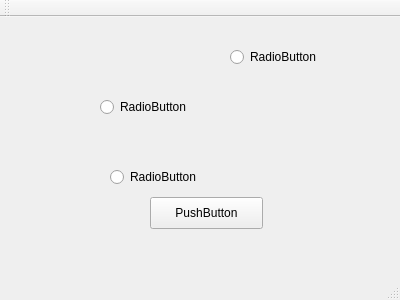
Qt form ui/mainwindow.ui (supojen/CS1C_Project) before a commit.
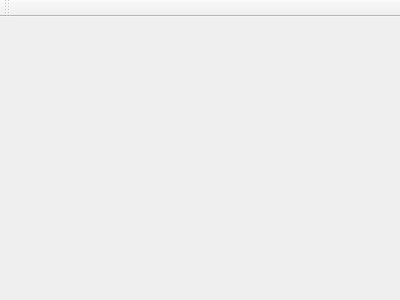
The same form after that commit.

Commit message: Set up the project.

Patch:
```diff
--- a/ui/mainwindow.ui
+++ b/ui/mainwindow.ui
@@ -13,60 +13,7 @@
   <property name="windowTitle">
    <string>MainWindow</string>
   </property>
-  <widget class="QWidget" name="centralWidget">
-   <widget class="QPushButton" name="pushButton_2">
-    <property name="geometry">
-     <rect>
-      <x>150</x>
-      <y>180</y>
-      <width>113</width>
-      <height>32</height>
-     </rect>
-    </property>
-    <property name="text">
-     <string>PushButton</string>
-    </property>
-   </widget>
-   <widget class="QRadioButton" name="radioButton">
-    <property name="geometry">
-     <rect>
-      <x>100</x>
-      <y>80</y>
-      <width>100</width>
-      <height>20</height>
-     </rect>
-    </property>
-    <property name="text">
-     <string>RadioButton</string>
-    </property>
-   </widget>
-   <widget class="QRadioButton" name="radioButton_2">
-    <property name="geometry">
-     <rect>
-      <x>230</x>
-      <y>30</y>
-      <width>100</width>
-      <height>20</height>
-     </rect>
-    </property>
-    <property name="text">
-     <string>RadioButton</string>
-    </property>
-   </widget>
-   <widget class="QRadioButton" name="radioButton_3">
-    <property name="geometry">
-     <rect>
-      <x>110</x>
-      <y>150</y>
-      <width>100</width>
-      <height>20</height>
-     </rect>
-    </property>
-    <property name="text">
-     <string>RadioButton</string>
-    </property>
-   </widget>
-  </widget>
+  <widget class="QWidget" name="centralWidget"/>
   <widget class="QMenuBar" name="menuBar">
    <property name="geometry">
     <rect>
@@ -85,7 +32,6 @@
     <bool>false</bool>
    </attribute>
   </widget>
-  <widget class="QStatusBar" name="statusBar"/>
  </widget>
  <layoutdefault spacing="6" margin="11"/>
  <resources/>
```
